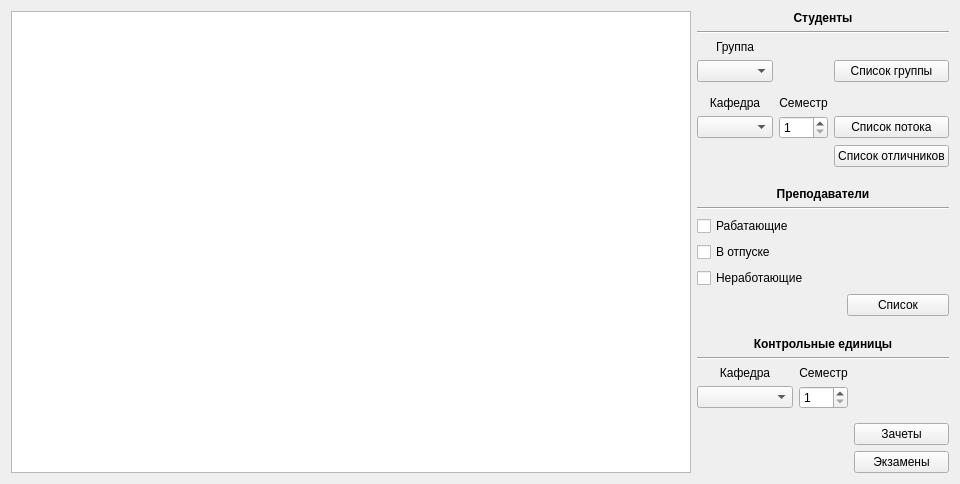
Before: the Qt Designer form listswindow.ui in muzzy404/DeanOffice-database-course-work, drawn with Qt 5.
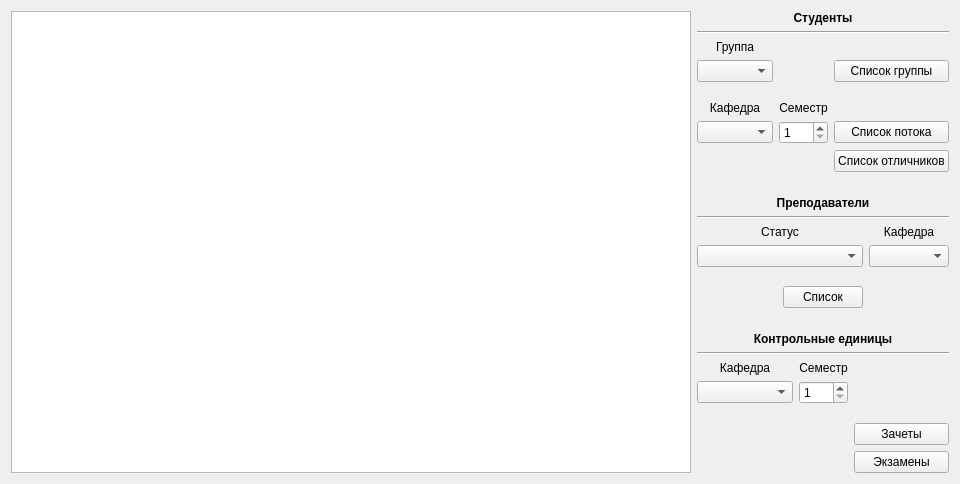
After: the same form once the commit is applied.

Commit message: lists window almost done

What changed in the file:
```diff
--- a/listswindow.ui
+++ b/listswindow.ui
@@ -257,22 +257,37 @@
     <widget class="QTableView" name="tableViewDataSpace"/>
    </item>
    <item row="2" column="1" colspan="2">
-    <layout class="QGridLayout" name="gridLayout_2" columnstretch="3,1,1">
-     <item row="5" column="0">
-      <widget class="QCheckBox" name="tchCheckBoxLeave">
+    <layout class="QGridLayout" name="gridLayout_2" columnstretch="3,2,3,0">
+     <property name="verticalSpacing">
+      <number>6</number>
+     </property>
+     <item row="3" column="2" colspan="2">
+      <widget class="QComboBox" name="tchrComBoxDep"/>
+     </item>
+     <item row="2" column="0" colspan="2">
+      <widget class="QLabel" name="label_9">
        <property name="text">
-        <string>Неработающие</string>
+        <string>Статус</string>
+       </property>
+       <property name="alignment">
+        <set>Qt::AlignCenter</set>
        </property>
       </widget>
      </item>
-     <item row="1" column="0" colspan="3">
-      <widget class="Line" name="line_2">
+     <item row="5" column="2" colspan="2">
+      <spacer name="horizontalSpacer_2">
        <property name="orientation">
         <enum>Qt::Horizontal</enum>
        </property>
-      </widget>
+       <property name="sizeHint" stdset="0">
+        <size>
+         <width>40</width>
+         <height>20</height>
+        </size>
+       </property>
+      </spacer>
      </item>
-     <item row="0" column="0" colspan="3">
+     <item row="0" column="0" colspan="4">
       <widget class="QLabel" name="label_5">
        <property name="font">
         <font>
@@ -288,53 +303,59 @@
        </property>
       </widget>
      </item>
-     <item row="4" column="0">
-      <widget class="QCheckBox" name="tchCheckBoxVacation">
-       <property name="text">
-        <string>В отпуске</string>
-       </property>
-      </widget>
-     </item>
-     <item row="2" column="1">
-      <spacer name="horizontalSpacer">
+     <item row="1" column="0" colspan="4">
+      <widget class="Line" name="line_2">
        <property name="orientation">
         <enum>Qt::Horizontal</enum>
        </property>
-       <property name="sizeHint" stdset="0">
-        <size>
-         <width>40</width>
-         <height>20</height>
-        </size>
-       </property>
-      </spacer>
+      </widget>
      </item>
-     <item row="2" column="2">
-      <spacer name="horizontalSpacer_2">
+     <item row="4" column="0" colspan="4">
+      <spacer name="verticalSpacer_5">
        <property name="orientation">
-        <enum>Qt::Horizontal</enum>
+        <enum>Qt::Vertical</enum>
        </property>
        <property name="sizeHint" stdset="0">
         <size>
-         <width>40</width>
-         <height>20</height>
+         <width>20</width>
+         <height>40</height>
         </size>
        </property>
       </spacer>
      </item>
-     <item row="2" column="0">
-      <widget class="QCheckBox" name="tchCheckBoxWorking">
-       <property name="text">
-        <string>Рабатающие</string>
-       </property>
-      </widget>
-     </item>
-     <item row="6" column="1" colspan="2">
+     <item row="5" column="1">
       <widget class="QPushButton" name="tchBtnList">
        <property name="text">
         <string>Список</string>
        </property>
       </widget>
      </item>
+     <item row="2" column="2" colspan="2">
+      <widget class="QLabel" name="label_10">
+       <property name="text">
+        <string>Кафедра</string>
+       </property>
+       <property name="alignment">
+        <set>Qt::AlignCenter</set>
+       </property>
+      </widget>
+     </item>
+     <item row="5" column="0">
+      <spacer name="horizontalSpacer">
+       <property name="orientation">
+        <enum>Qt::Horizontal</enum>
+       </property>
+       <property name="sizeHint" stdset="0">
+        <size>
+         <width>40</width>
+         <height>20</height>
+        </size>
+       </property>
+      </spacer>
+     </item>
+     <item row="3" column="0" colspan="2">
+      <widget class="QComboBox" name="tchrComBoxStatus"/>
+     </item>
     </layout>
    </item>
   </layout>
```
The commit also changes 3 other files.
